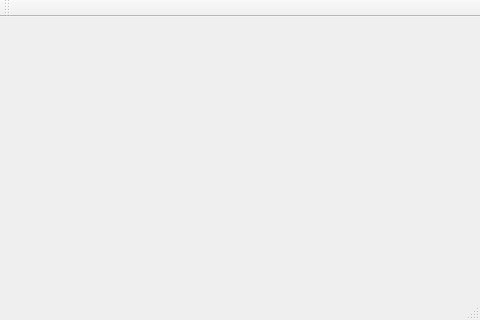
First picture: the form in lookingforagoodtime.ui, repository Dantali0n/LookingForAGoodTime, before the edit.
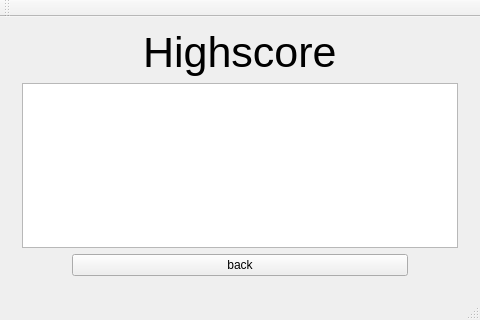
Second picture: the form after the edit. The open tabs and pages were chosen to show the change.

What changed in the file:
```diff
--- a/lookingforagoodtime.ui
+++ b/lookingforagoodtime.ui
@@ -184,7 +184,45 @@
         </property>
        </widget>
       </widget>
-      <widget class="QWidget" name="highscoreMenu"/>
+      <widget class="QWidget" name="highscoreMenu">
+       <layout class="QGridLayout" name="gridLayout_2">
+        <property name="topMargin">
+         <number>0</number>
+        </property>
+        <item row="1" column="0">
+         <widget class="QListView" name="highscoreList"/>
+        </item>
+        <item row="3" column="0">
+         <layout class="QGridLayout" name="buttonMargin">
+          <property name="leftMargin">
+           <number>50</number>
+          </property>
+          <property name="rightMargin">
+           <number>50</number>
+          </property>
+          <item row="0" column="0">
+           <widget class="QPushButton" name="backButton">
+            <property name="text">
+             <string>back</string>
+            </property>
+           </widget>
+          </item>
+         </layout>
+        </item>
+        <item row="0" column="0" alignment="Qt::AlignHCenter|Qt::AlignTop">
+         <widget class="QLabel" name="highscoreLabel">
+          <property name="font">
+           <font>
+            <pointsize>32</pointsize>
+           </font>
+          </property>
+          <property name="text">
+           <string>Highscore</string>
+          </property>
+         </widget>
+        </item>
+       </layout>
+      </widget>
       <widget class="QWidget" name="modeMenu"/>
      </widget>
     </item>
```
Left out of the diff: 2 changed lines with no effect on the pictures.
